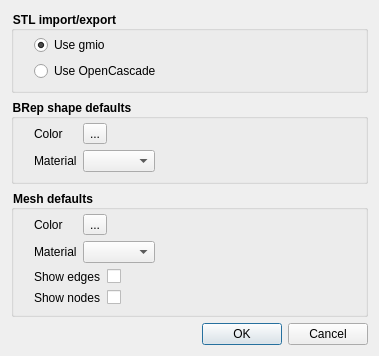
This is src/dialog_options.ui in fougue/mayo as Qt 5 draws it before an edit. The edited form follows.
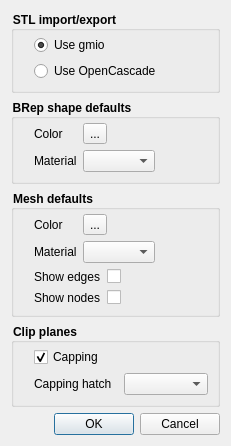
This is the edited form.

Commit message:
Support of 3D clip planes
GitHub issue #4

Patch:
```diff
--- a/src/dialog_options.ui
+++ b/src/dialog_options.ui
@@ -6,8 +6,8 @@
    <rect>
     <x>0</x>
     <y>0</y>
-    <width>379</width>
-    <height>340</height>
+    <width>231</width>
+    <height>388</height>
    </rect>
   </property>
   <property name="windowTitle">
@@ -216,6 +216,62 @@
      </layout>
     </widget>
    </item>
+   <item>
+    <widget class="QGroupBox" name="groupBox_ClipPlanes">
+     <property name="title">
+      <string>Clip planes</string>
+     </property>
+     <property name="flat">
+      <bool>true</bool>
+     </property>
+     <layout class="QGridLayout" name="gridLayout">
+      <property name="leftMargin">
+       <number>20</number>
+      </property>
+      <property name="topMargin">
+       <number>4</number>
+      </property>
+      <item row="0" column="0">
+       <widget class="QCheckBox" name="checkBox_Capping">
+        <property name="text">
+         <string>Capping</string>
+        </property>
+        <property name="checked">
+         <bool>true</bool>
+        </property>
+       </widget>
+      </item>
+      <item row="1" column="0">
+       <widget class="QWidget" name="widget_CappingHatch" native="true">
+        <layout class="QHBoxLayout" name="horizontalLayout">
+         <property name="leftMargin">
+          <number>0</number>
+         </property>
+         <property name="topMargin">
+          <number>0</number>
+         </property>
+         <property name="rightMargin">
+          <number>0</number>
+         </property>
+         <property name="bottomMargin">
+          <number>0</number>
+         </property>
+         <item>
+          <widget class="QLabel" name="label_8">
+           <property name="text">
+            <string>Capping hatch</string>
+           </property>
+          </widget>
+         </item>
+         <item>
+          <widget class="QComboBox" name="comboBox_CappingHatch"/>
+         </item>
+        </layout>
+       </widget>
+      </item>
+     </layout>
+    </widget>
+   </item>
    <item>
     <spacer name="verticalSpacer">
      <property name="orientation">
```
Left out of the diff: 1 changed line with no effect on the pictures. The commit also changes 26 other files.
